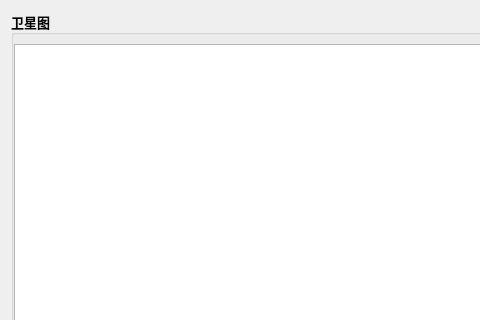
Old version of the form UdpData_Ui.ui in the repository zzw168/MainCtl; both pictures show x 0 to 480 and y 0 to 320 of the 660 by 441 pixel window.
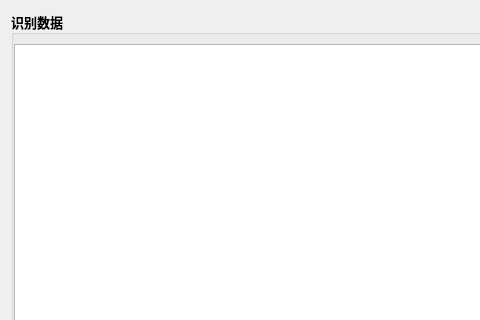
New version of the form.

```diff
--- a/UdpData_Ui.ui
+++ b/UdpData_Ui.ui
@@ -48,7 +48,7 @@
       </font>
      </property>
      <property name="title">
-      <string>卫星图</string>
+      <string>识别数据</string>
      </property>
      <layout class="QGridLayout" name="gridLayout_37">
       <property name="leftMargin">
```
Left out of the diff: 2 changed lines with no effect on the pictures.
